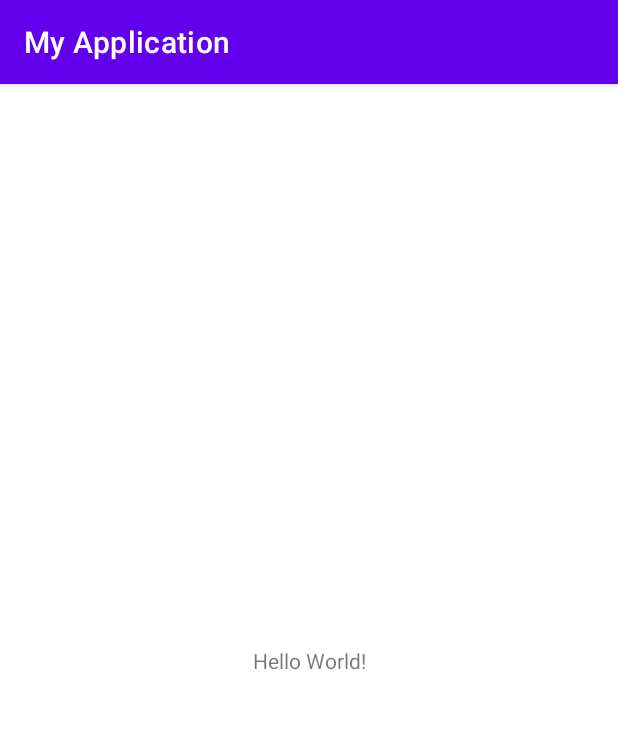
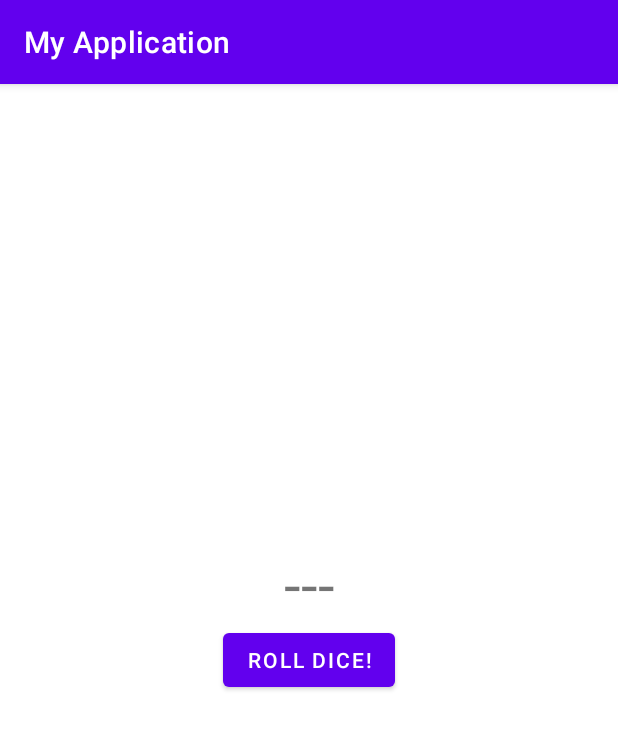
Before and after one commit to shahabsaalami/mft-mashhad-2022-autumn, an Android app: the screen it shows after launch (MainActivity), on a phone screen of 412 x 824 dp. Shown: the top 729 px of the screen. Run offline under Robolectric (Android 15) with nearby library versions, the phone set to English and light mode, and no system bars.

Commit message:
add button and toast

```diff
--- a/app/src/main/java/com/example/myapplication/MainActivity.kt
+++ b/app/src/main/java/com/example/myapplication/MainActivity.kt
@@ -2,17 +2,33 @@ package com.example.myapplication
 
 import android.os.Bundle
 import android.util.Log
+import android.widget.Button
+import android.widget.Toast
 import androidx.appcompat.app.AppCompatActivity
-import java.util.*
 
 class MainActivity : AppCompatActivity() {
     override fun onCreate(savedInstanceState: Bundle?) {
         super.onCreate(savedInstanceState)
         setContentView(R.layout.activity_main)
+        val dice = Dice(6)
+        val luckyNumber = 6
 
-        val dice = Dice(6)
-        val randomNumber = dice.roll()
-        Log.w("MainActivity", "Your ${dice.slices} sided dice rolled  ${randomNumber}!")
+
+        val diceRollButton: Button = findViewById(R.id.buttonDice)
+        diceRollButton.setOnClickListener {
+            val rollResult = dice.roll()
+
+            Log.w("MainActivity", "Your ${dice.slices} sided dice rolled  ${rollResult}!")
+
+            when(rollResult){
+                6->Toast.makeText(this, "برنده شدی", Toast.LENGTH_LONG).show()
+                5->Toast.makeText(this, "نزدیک بود ولی برنده نشدی!", Toast.LENGTH_SHORT).show()
+                4->Toast.makeText(this, "تو می‌تونی موفق بشی، دوباره تلاش کن", Toast.LENGTH_SHORT).show()
+                3->Toast.makeText(this, "تلاش بیشتر شانس بیشتر!", Toast.LENGTH_SHORT).show()
+                2->Toast.makeText(this, "نشد که بشه! دوباره امتحان کن", Toast.LENGTH_SHORT).show()
+                1->Toast.makeText(this, "خیلی بد شانسی می‌خوای دوباره شانستو امحتحان کنی؟", Toast.LENGTH_SHORT).show()
+            }
+        }
 
 
     }
--- a/app/src/main/res/layout/activity_main.xml
+++ b/app/src/main/res/layout/activity_main.xml
@@ -7,12 +7,24 @@
     tools:context=".MainActivity">
 
     <TextView
+        android:id="@+id/textView"
         android:layout_width="wrap_content"
         android:layout_height="wrap_content"
-        android:text="Hello World!"
+        android:text="---"
+        android:textSize="40sp"
+        app:layout_constraintBottom_toTopOf="@+id/buttonDice"
+        app:layout_constraintEnd_toEndOf="parent"
+        app:layout_constraintStart_toStartOf="parent"
+        app:layout_constraintTop_toTopOf="parent"
+        app:layout_constraintVertical_bias="1.0" />
+
+    <Button
+        android:id="@+id/buttonDice"
+        android:layout_width="wrap_content"
+        android:layout_height="wrap_content"
+        android:text="Roll dice!"
         app:layout_constraintBottom_toBottomOf="parent"
         app:layout_constraintEnd_toEndOf="parent"
         app:layout_constraintStart_toStartOf="parent"
         app:layout_constraintTop_toTopOf="parent" />
-
 </androidx.constraintlayout.widget.ConstraintLayout>
```
